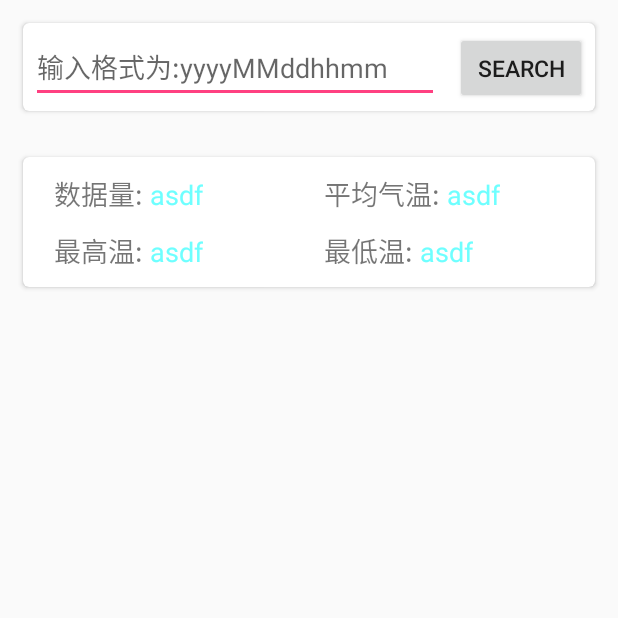
After one commit to csucyt/thmonitor, an Android app: the ListActivity screen opened directly, with no data from a screen before it, on a phone screen of 412 x 824 dp, the top half of it. The commit adds this screen. Run offline under Robolectric (Android 15) with nearby library versions, the phone set to English and light mode, and no system bars; libraries missing offline, so code that uses them is left out: org.litepal.crud.

Commit message:
增加查询数据库功能.

```diff
--- a/app/build.gradle
+++ b/app/build.gradle
@@ -35,5 +35,7 @@ dependencies {
     compile 'com.android.support:design:25.3.0'
     compile 'de.hdodenhof:circleimageview:2.1.0'
     compile 'com.github.bumptech.glide:glide:3.7.0'
+    compile 'com.android.support:recyclerview-v7:25.3.0'
+    compile 'com.android.support:cardview-v7:25.3.0'
     testCompile 'junit:junit:4.12'
 }
--- a/app/src/main/AndroidManifest.xml
+++ b/app/src/main/AndroidManifest.xml
@@ -36,7 +36,8 @@
         </activity>
         <activity android:name=".IPConfig" />
         <activity android:name=".PrimaryActivity" />
-        <activity android:name=".SettingsActivty"></activity>
+        <activity android:name=".SettingsActivty" />
+        <activity android:name=".ListActivity"></activity>
     </application>
 
 </manifest>
--- /dev/null
+++ b/app/src/main/java/com/example/thmonitor/ListActivity.java
@@ -0,0 +1,149 @@
+package com.example.thmonitor;
+
+import android.support.constraint.solver.ArrayLinkedVariables;
+import android.support.v7.app.AppCompatActivity;
+import android.os.Bundle;
+import android.support.v7.widget.LinearLayoutManager;
+import android.support.v7.widget.RecyclerView;
+import android.view.View;
+import android.widget.Button;
+import android.widget.EditText;
+import android.widget.TextView;
+import android.widget.Toast;
+
+import com.example.thmonitor.db.Temperature;
+
+import org.litepal.crud.DataSupport;
+
+import java.util.ArrayList;
+import java.util.List;
+
+public class ListActivity extends AppCompatActivity implements View.OnClickListener {
+
+    private EditText searchEditText;
+    private Button searchButton;
+
+    private TextView dataNumTextView;
+    private TextView averTextView;
+    private TextView hightTextView;
+    private TextView lowTextView;
+
+    private RecyclerView recyclerView;
+
+    private String year;
+    private String month;
+    private String day;
+    private String hour;
+    private String minute;
+
+    private List<Temperature> temperatureList = new ArrayList<>();
+
+    @Override
+    protected void onCreate(Bundle savedInstanceState) {
+        super.onCreate(savedInstanceState);
+        setContentView(R.layout.activity_list);
+
+        searchEditText = (EditText)findViewById(R.id.search_edit_text);
+        searchButton = (Button)findViewById(R.id.search_btn);
+        dataNumTextView = (TextView)findViewById(R.id.data_num);
+        hightTextView = (TextView)findViewById(R.id.list_high_temp);
+        lowTextView = (TextView)findViewById(R.id.list_low_temp);
+        averTextView = (TextView)findViewById(R.id.average_temp);
+        recyclerView = (RecyclerView)findViewById(R.id.recycler_view);
+
+        LinearLayoutManager layoutManager = new LinearLayoutManager(this);
+        recyclerView.setLayoutManager(layoutManager);
+
+        searchButton.setOnClickListener(this);
+    }
+
+    @Override
+    public void onClick(View v) {
+        switch(v.getId()) {
+            case R.id.search_btn:
+                String str = searchEditText.getText().toString();
+                if(!formatCheck(str)) {
+                    Toast.makeText(ListActivity.this, "输入不合法", Toast.LENGTH_SHORT).show();
+                } else {
+                    Toast.makeText(ListActivity.this, "正在查询....", Toast.LENGTH_SHORT).show();
+                    setTextView();
+                    TempAdapter tempAdapter = new TempAdapter(temperatureList);
+                    recyclerView.setAdapter(tempAdapter);
+                }
+                break;
+        }
+    }
+
+    private boolean formatCheck(String str) {
+        int lenght = str.length();
+        String whereStr = null;
+        switch (lenght) {
+            case 4:
+                year = str.substring(0, 4);
+                whereStr = "year == ?";
+                temperatureList = DataSupport.where(whereStr, year).find(Temperature.class);
+                break;
+            case 6:
+                year = str.substring(0, 4);
+                month = str.substring(4, 6);
+                whereStr = "year == ? and month == ?";
+                temperatureList = DataSupport.where(whereStr, year, month)
+                        .find(Temperature.class);
+                break;
+            case 8:
+                year = str.substring(0, 4);
+                month = str.substring(4, 6);
+                day = str.substring(6, 8);
+                whereStr = "year == ? and month == ? and day == ?";
+                temperatureList = DataSupport.where(whereStr, year, month, day)
+                        .find(Temperature.class);
+                break;
+            case 10:
+                year = str.substring(0, 4);
+                month = str.substring(4, 6);
+                day = str.substring(6, 8);
+                hour = str.substring(8, 10);
+                whereStr = "year == ? and month == ? and day == ? and hour == ?";
+                temperatureList = DataSupport.where(whereStr, year, month, day, hour)
+                        .find(Temperature.class);
+                break;
+            case 12:
+                year = str.substring(0, 4);
+                month = str.substring(4, 6);
+                day = str.substring(6, 8);
+                hour = str.substring(8, 10);
+                minute = str.substring(10, 12);
+                whereStr = "year == ? and month == ? and day == ? and hour == ? and minute == ?";
+                temperatureList = DataSupport.where(whereStr, year, month, day, hour, minute)
+                        .find(Temperature.class);
+                break;
+            default:
+                return false;
+        }
+        return true;
+    }
+
+    private void setTextView() {
+        float highTemp = -100;
+        float lowTemp = 100;
+        float averTemp = 0;
+        dataNumTextView.setText("" + temperatureList.size());
+
+        for(Temperature temperature : temperatureList) {
+            averTemp += temperature.getTemp();
+            if(temperature.getTemp() > highTemp) {
+                highTemp = temperature.getTemp();
+            }
+            if(temperature.getTemp() < lowTemp) {
+                lowTemp = temperature.getTemp();
+            }
+        }
+
+        averTemp /= temperatureList.size();
+
+        hightTextView.setText("" + highTemp + "℃");
+        lowTextView.setText("" + lowTemp + "℃");
+        averTextView.setText("" + averTemp + "℃");
+    }
+
+}
--- a/app/src/main/java/com/example/thmonitor/MainActivity.java
+++ b/app/src/main/java/com/example/thmonitor/MainActivity.java
@@ -131,6 +131,10 @@ public class MainActivity extends AppCompatActivity {
                         Intent intent = new Intent(MainActivity.this, SettingsActivty.class);
                         startActivity(intent);
                         break;
+                    case R.id.temp_list:
+                        Intent myIntent = new Intent(MainActivity.this, ListActivity.class);
+                        startActivity(myIntent);
+                        break;
                     default:
                         break;
                 }
--- /dev/null
+++ b/app/src/main/res/layout/activity_list.xml
@@ -0,0 +1,176 @@
+<?xml version="1.0" encoding="utf-8"?>
+<LinearLayout
+    xmlns:android="http://schemas.android.com/apk/res/android"
+    xmlns:app="http://schemas.android.com/apk/res-auto"
+    android:layout_width="match_parent"
+    android:layout_height="match_parent"
+    android:orientation="vertical">
+
+    <android.support.v7.widget.CardView
+        android:layout_width="match_parent"
+        android:layout_height="wrap_content"
+        app:cardCornerRadius="4dp"
+        android:layout_margin="15dp">
+
+        <LinearLayout
+            android:layout_width="match_parent"
+            android:layout_height="wrap_content"
+            android:orientation="horizontal">
+
+            <EditText
+                android:id="@+id/search_edit_text"
+                android:layout_width="0dp"
+                android:layout_weight="1"
+                android:layout_height="wrap_content"
+                android:layout_margin="5dp"
+                android:hint="输入格式为:yyyyMMddhhmm"/>
+
+            <Button
+                android:id="@+id/search_btn"
+                android:layout_width="wrap_content"
+                android:layout_height="wrap_content"
+                android:text="Search"
+                android:textSize="15sp"
+                android:layout_margin="5dp"/>
+
+        </LinearLayout>
+
+
+    </android.support.v7.widget.CardView>
+
+    <android.support.v7.widget.CardView
+        android:layout_width="match_parent"
+        android:layout_height="wrap_content"
+        app:cardCornerRadius="4dp"
+        android:layout_margin="15dp">
+
+        <LinearLayout
+            android:layout_width="match_parent"
+            android:layout_height="wrap_content"
+            android:orientation="vertical"
+            android:layout_margin="5dp">
+
+            <LinearLayout
+                android:layout_width="match_parent"
+                android:layout_height="wrap_content"
+                android:orientation="horizontal"
+                android:layout_margin="5dp">
+
+                <LinearLayout
+                    android:layout_width="0dp"
+                    android:layout_weight="1"
+                    android:layout_height="wrap_content">
+
+                    <TextView
+                        android:layout_width="wrap_content"
+                        android:layout_height="wrap_content"
+                        android:layout_marginLeft="10dp"
+                        android:text="数据量: "
+                        android:textSize="18sp"/>
+
+                    <TextView
+                        android:id="@+id/data_num"
+                        android:layout_width="wrap_content"
+                        android:layout_height="wrap_content"
+                        android:textSize="18sp"
+                        android:textColor="#6effff"
+                        android:text="asdf"/>
+
+                </LinearLayout>
+
+                <LinearLayout
+                    android:layout_width="0dp"
+                    android:layout_weight="1"
+                    android:layout_height="wrap_content">
+
+                    <TextView
+                        android:layout_width="wrap_content"
+                        android:layout_height="wrap_content"
+                        android:text="平均气温: "
+                        android:textSize="18sp"
+                        android:layout_marginLeft="10dp"/>
+
+                    <TextView
+                        android:id="@+id/average_temp"
+                        android:layout_width="wrap_content"
+                        android:layout_height="wrap_content"
+                        android:textSize="18sp"
+                        android:textColor="#6effff"
+                        android:text="asdf"/>
+
+
+                </LinearLayout>
+
+            </LinearLayout>
+
+            <LinearLayout
+                android:layout_width="match_parent"
+                android:layout_height="wrap_content"
+                android:orientation="horizontal"
+                android:layout_margin="5dp">
+
+                <LinearLayout
+                    android:layout_width="0dp"
+                    android:layout_weight="1"
+                    android:layout_height="wrap_content">
+
+                    <TextView
+                        android:layout_width="wrap_content"
+                        android:layout_height="wrap_content"
+                        android:layout_marginLeft="10dp"
+                        android:text="最高温: "
+                        android:textSize="18sp"/>
+
+                    <TextView
+                        android:id="@+id/list_high_temp"
+                        android:layout_width="wrap_content"
+                        android:layout_height="wrap_content"
+                        android:textSize="18sp"
+                        android:textColor="#6effff"
+                        android:text="asdf"/>
+
+                </LinearLayout>
+
+                <LinearLayout
+                    android:layout_width="0dp"
+                    android:layout_weight="1"
+                    android:layout_height="wrap_content">
+
+                    <TextView
+                        android:layout_width="wrap_content"
+                        android:layout_height="wrap_content"
+                        android:text="最低温: "
+                        android:textSize="18sp"
+                        android:layout_marginLeft="10dp"/>
+
+                    <TextView
+                        android:id="@+id/list_low_temp"
+                        android:layout_width="wrap_content"
+                        android:layout_height="wrap_content"
+                        android:textSize="18sp"
+                        android:textColor="#6effff"
+                        android:text="asdf"/>
+
+                </LinearLayout>
+
+            </LinearLayout>
+
+        </LinearLayout>
+
+    </android.support.v7.widget.CardView>
+
+    <android.support.v7.widget.CardView
+        android:layout_width="match_parent"
+        android:layout_height="wrap_content"
+        app:cardCornerRadius="4dp"
+        android:layout_margin="15dp">
+
+        <android.support.v7.widget.RecyclerView
+            android:id="@+id/recycler_view"
+            android:layout_width="match_parent"
+            android:layout_height="match_parent">
+        </android.support.v7.widget.RecyclerView>
+
+    </android.support.v7.widget.CardView>
+
+</LinearLayout>
--- a/app/src/main/res/menu/nav_menu.xml
+++ b/app/src/main/res/menu/nav_menu.xml
@@ -19,6 +19,11 @@
             android:icon="@mipmap/ipconnect"/>
 
         <item
+            android:id="@+id/temp_list"
+            android:title="Temperature List"
+            android:icon="@mipmap/templist"/>
+
+        <item
             android:id="@+id/my_settings"
             android:title="Settings"
             android:icon="@mipmap/settings"/>
```
Also changed, not shown: app/src/main/java/com/example/thmonitor/TempAdapter.java (added, +62 -0 lines), app/src/main/res/layout/recycler_list_item.xml (added, +24 -0 lines), app/src/main/res/mipmap-hdpi/templist.png (added), app/src/main/res/mipmap-mdpi/templist.png (added), app/src/main/res/mipmap-xhdpi/templist.png (added), app/src/main/res/mipmap-xxhdpi/templist.png (added), app/src/main/res/mipmap-xxxhdpi/templist.png (added).
